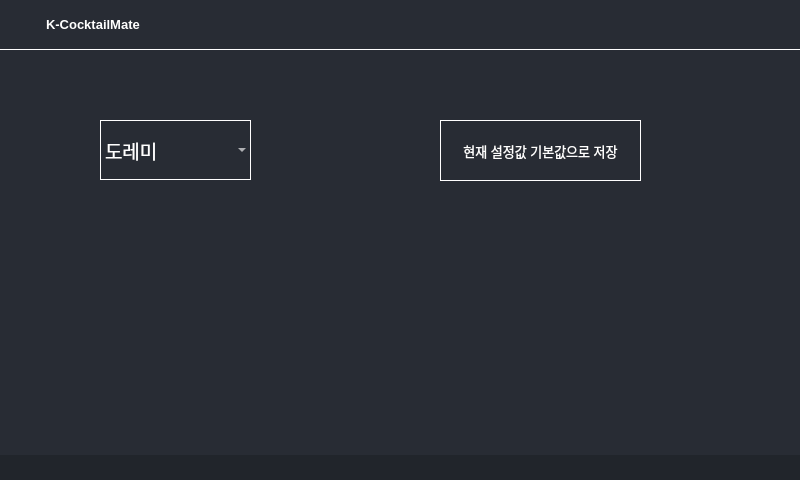
Qt form ui_version5.ui (JoHyunwoong/No.1-kim.jo.jang.lee) before a commit.
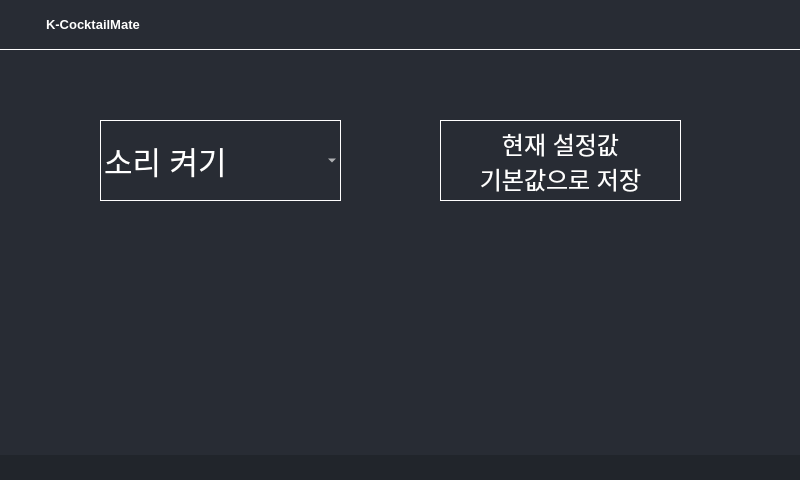
The same form after that commit. The open tabs and pages were chosen to show the change. Icons and pictures are not drawn.

Commit message: 설정화면 업데이트

```diff
--- a/ui_version5.ui
+++ b/ui_version5.ui
@@ -2087,8 +2087,8 @@
                      <rect>
                       <x>100</x>
                       <y>70</y>
-                      <width>151</width>
-                      <height>60</height>
+                      <width>241</width>
+                      <height>81</height>
                      </rect>
                     </property>
                     <property name="sizePolicy">
@@ -2105,15 +2105,19 @@
                     </property>
                     <property name="font">
                      <font>
-                      <pointsize>14</pointsize>
+                      <pointsize>23</pointsize>
                      </font>
                     </property>
                     <property name="styleSheet">
-                     <string notr="true">border: 1px solid white;</string>
+                     <string notr="true">QComboBox{
+border: 1px solid white;
+padding:1px 0px 1px 3px;
+
+}</string>
                     </property>
                     <item>
                      <property name="text">
-                      <string>도레미</string>
+                      <string>소리 켜기</string>
                      </property>
                     </item>
                     <item>
@@ -2132,20 +2136,21 @@
                      <rect>
                       <x>440</x>
                       <y>70</y>
-                      <width>201</width>
-                      <height>61</height>
+                      <width>241</width>
+                      <height>81</height>
                      </rect>
                     </property>
                     <property name="font">
                      <font>
-                      <pointsize>10</pointsize>
+                      <pointsize>18</pointsize>
                      </font>
                     </property>
                     <property name="styleSheet">
                      <string notr="true">border:1px solid white;</string>
                     </property>
                     <property name="text">
-                     <string>현재 설정값 기본값으로 저장</string>
+                     <string>현재 설정값   
+기본값으로 저장</string>
                     </property>
                    </widget>
                   </widget>
```
Left out of the diff: 13 changed lines with no effect on the pictures. The commit also changes 1 other file.
